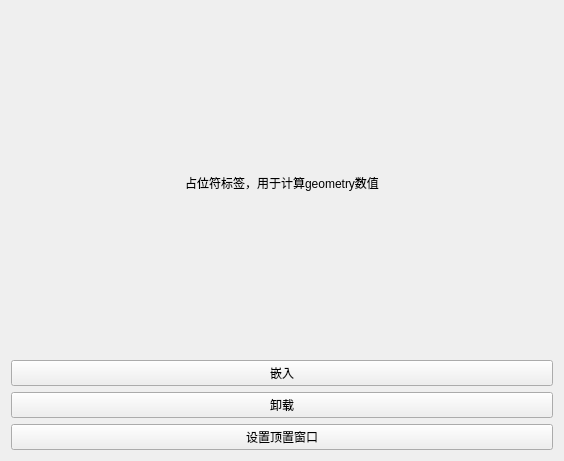
This is calculateandmove.ui in blueroseslol/QtWithUe4 as Qt 5 draws it before an edit. The edited form follows.
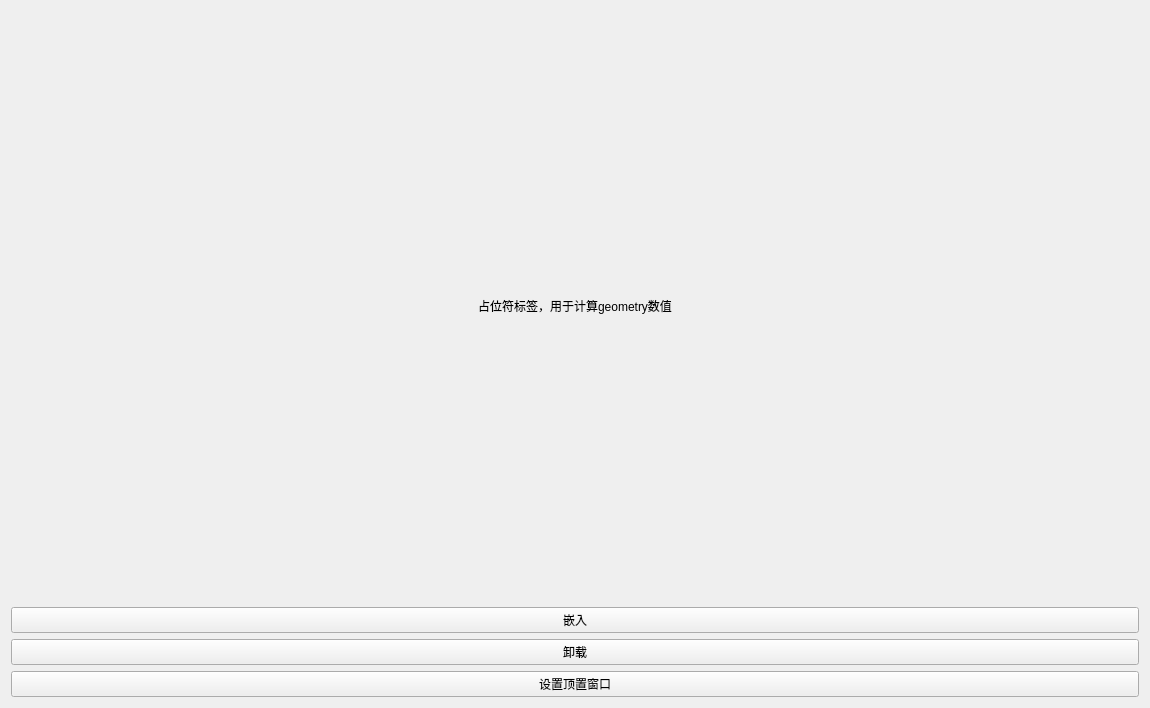
This is the edited form.

```diff
--- a/calculateandmove.ui
+++ b/calculateandmove.ui
@@ -6,8 +6,8 @@
    <rect>
     <x>0</x>
     <y>0</y>
-    <width>564</width>
-    <height>461</height>
+    <width>1150</width>
+    <height>708</height>
    </rect>
   </property>
   <property name="windowTitle">
```
